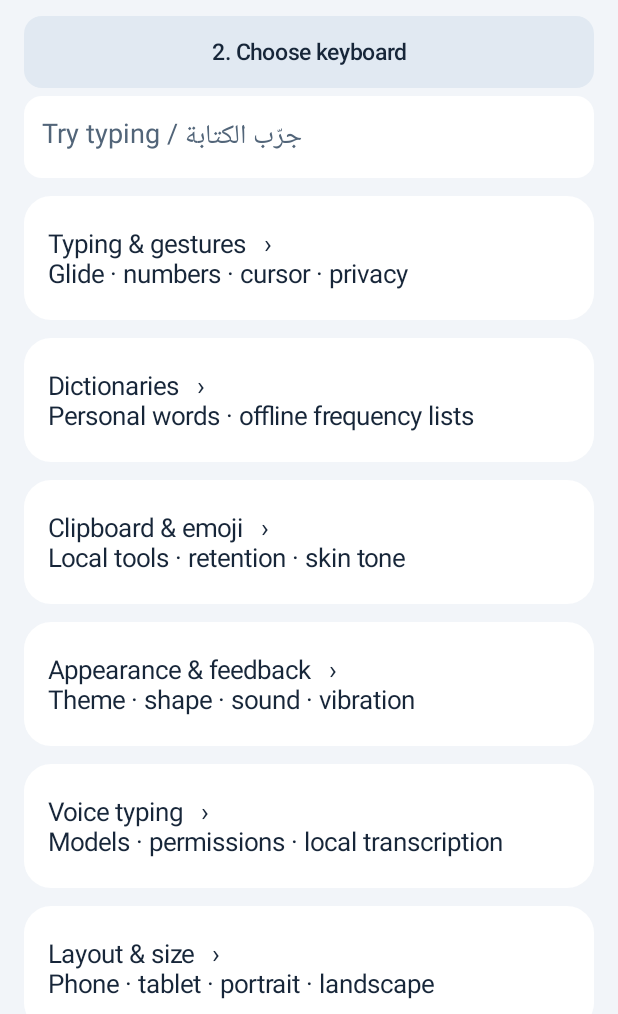
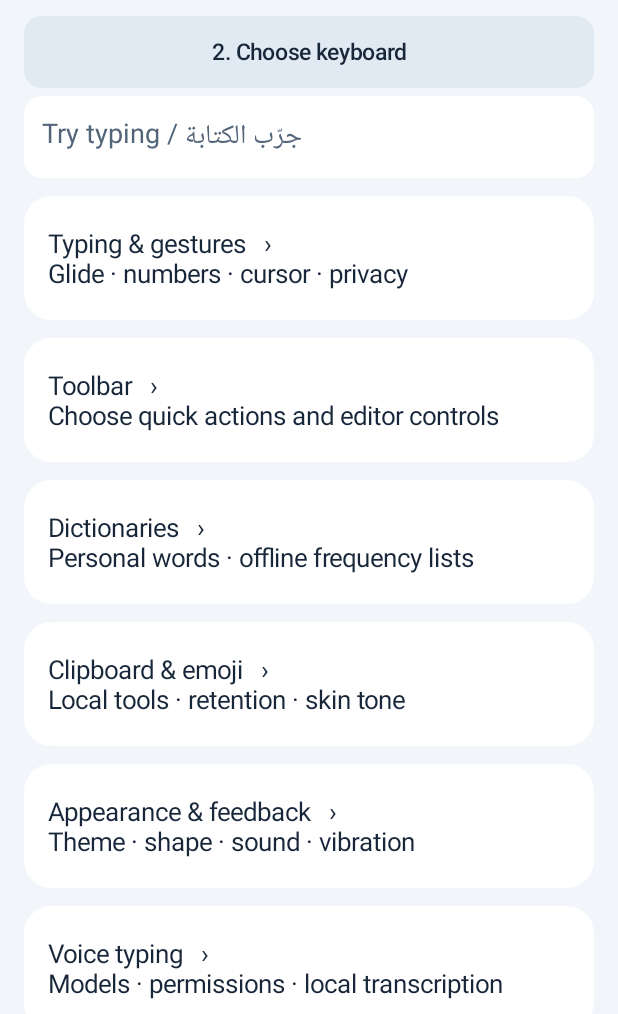
Before and after one commit to amroalhamedi2022-hue/my-keyboard, an Android app: the screen it shows after launch (SetupActivity), on a phone screen of 412 x 824 dp, the part 222-1236 px from its top. Run offline under Robolectric (Android 15) with nearby library versions, the phone set to English and light mode, and no system bars.

Commit message:
Adopt Gboard-Samsung hybrid gates and implement exclusive space gestures and customizable toolbar

```diff
--- a/app/src/main/java/com/zerokeyboard/ime/SetupActivity.java
+++ b/app/src/main/java/com/zerokeyboard/ime/SetupActivity.java
@@ -42,9 +42,15 @@ public final class SetupActivity extends Activity {
   toggle(root,"Incognito (disables glide and voice)",settings.incognito(),settings,"incognito");
   toggle(root,"Number row",settings.numberRow(),settings,"number_row");
   toggle(root,"Arabic-Indic numbers",settings.indic(),settings,"arabic_indic");
-  toggle(root,"Spacebar cursor gesture",settings.spaceCursor(),settings,"space_cursor");
+  selector(root,"Spacebar swipe",new String[]{"Move cursor","Switch language","Off"},settings.spaceMode().ordinal(),n->settings.number("space_mode",n));
+  range(root,"Backspace repeat interval (ms)",40,160,settings.deleteInterval(),n->settings.number("delete_interval",n));
   if(android.os.Build.VERSION.SDK_INT>=30)toggle(root,"Show Android Autofill suggestions",settings.inlineAutofill(),settings,"inline_autofill");
   toggle(root,"Editor toolbar",settings.editorTools(),settings,"editor_tools");
+  root=section("Toolbar","Choose quick actions and editor controls");
+  toggle(root,"Show emoji shortcut",settings.showTool("emoji"),settings,"toolbar_emoji");
+  toggle(root,"Show clipboard shortcut",settings.showTool("clipboard"),settings,"toolbar_clipboard");
+  toggle(root,"Show microphone shortcut",settings.showTool("voice"),settings,"toolbar_voice");
+  toggle(root,"Show editing history controls",settings.showTool("history"),settings,"toolbar_history");
   root=section("Dictionaries","Personal words · offline frequency lists");
   toggle(root,"Personal glide dictionary",settings.personalEnabled(),settings,"personal_enabled");
   dictionary(root,settings,false);dictionary(root,settings,true);
--- a/app/src/main/java/com/zerokeyboard/ime/ZeroSettings.java
+++ b/app/src/main/java/com/zerokeyboard/ime/ZeroSettings.java
@@ -15,7 +15,10 @@ final class ZeroSettings {
  boolean numberRow(){return p.getBoolean("number_row",false);}
  boolean indic(){return p.getBoolean("arabic_indic",false);}
  boolean editorTools(){return p.getBoolean("editor_tools",true);}
- boolean spaceCursor(){return p.getBoolean("space_cursor",true);}
+ boolean spaceCursor(){return spaceMode()==SpaceGesture.Mode.CURSOR;}
+ SpaceGesture.Mode spaceMode(){int n=p.getInt("space_mode",p.getBoolean("space_cursor",true)?0:2);return SpaceGesture.Mode.values()[Math.max(0,Math.min(2,n))];}
+ int deleteInterval(){return Math.max(40,Math.min(160,p.getInt("delete_interval",75)));}
+ boolean showTool(String key){return p.getBoolean("toolbar_"+key,true);}
  boolean inlineAutofill(){return p.getBoolean("inline_autofill",true);}
  boolean stopOnSilence(){return p.getBoolean("voice_endpoint",false);}
  boolean voiceReview(){return p.getBoolean("voice_review",true);}
```
Also changed, not shown: app/src/main/java/com/zerokeyboard/ime/SpaceGesture.java (added, +12 -0 lines), app/src/main/java/com/zerokeyboard/ime/ZeroImeService.java (+15 -12 lines), 4 other files.
